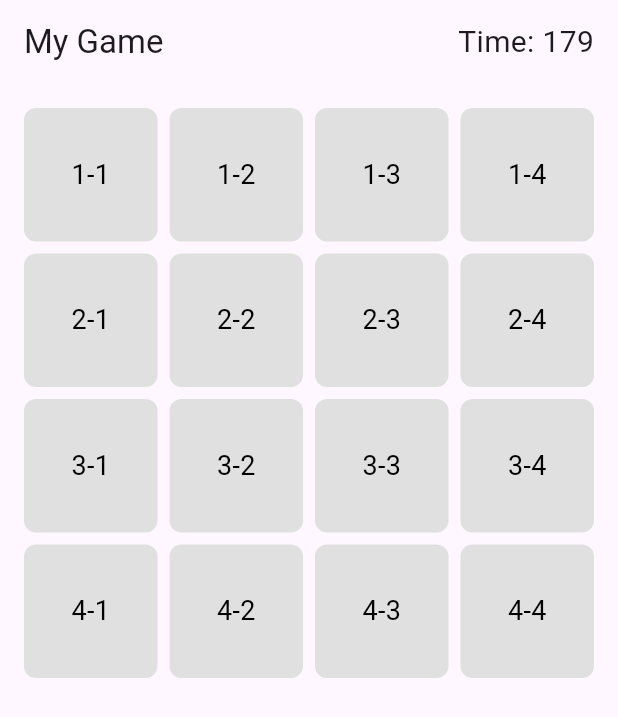
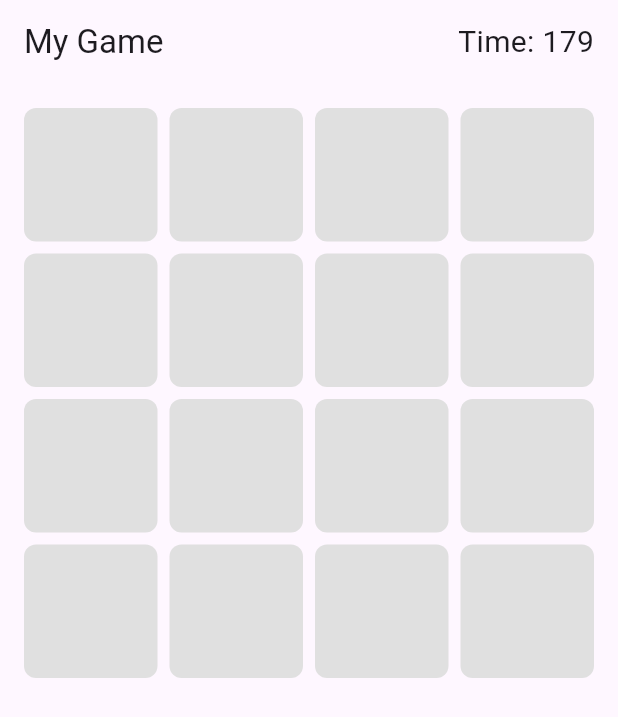
Before and after one commit to YummyFrog/mad_hw3, a Flutter app: the screen it shows after launch, after a tap on "Play", on a phone screen of 412 x 824 dp. Shown: the top 717 px of the screen. Run offline on Flutter 3.47's test engine with Material 3 defaults, Android fonts, the phone set to English and light mode, and no system bars.

Commit message:
final version

```diff
--- a/lib/main.dart
+++ b/lib/main.dart
@@ -23,30 +23,66 @@ class GameScreen extends StatefulWidget {
   _GameScreenState createState() => _GameScreenState();
 }
 
-class _GameScreenState extends State<GameScreen> {
+class _GameScreenState extends State<GameScreen> with TickerProviderStateMixin {
   bool _isTimerRunning = false;
   bool _isGameOver = false;
-  int _timerSeconds = 180; // 3 minutes in seconds
+  int _timerSeconds = 180;
   late Timer _timer;
-  List<List<bool>> _cards = List.generate(4, (_) => List.filled(4, false)); // 4x4 grid of cards
+  int _startTime = 0; // Track when the game started
+  int _finishTime = 0; // Track when the game finished
+
+  // List of card values (pairs of numbers)
+  List<int> _cardValues = [1, 1, 2, 2, 3, 3, 4, 4, 5, 5, 6, 6, 7, 7, 8, 8];
+  List<bool> _cardRevealed = List.filled(16, false); // Track if cards are revealed
+  List<bool> _cardMatched = List.filled(16, false); // Track if cards are matched
+  List<int> _selectedIndices = []; // Track currently selected card indices
+
+  // Animation controllers for each card
+  List<AnimationController> _controllers = [];
+  List<Animation<double>> _animations = [];
+
+  @override
+  void initState() {
+    super.initState();
+    _cardValues.shuffle(); // Shuffle the card values
+
+    for (int i = 0; i < 16; i++) {
+      _controllers.add(AnimationController(
+        vsync: this,
+        duration: Duration(milliseconds: 500), // Animation duration
+      ));
+
+      _animations.add(Tween(begin: 0.0, end: 1.0).animate(
+        CurvedAnimation(
+          parent: _controllers[i],
+          curve: Curves.easeInOut,
+        ),
+      ));
+    }
+  }
 
   void _startTimer() {
     setState(() {
       _isTimerRunning = true;
       _isGameOver = false;
-      _timerSeconds = 180; // Reset timer
-      _cards = List.generate(4, (_) => List.filled(4, false)); // Reset cards
+      _timerSeconds = 180;
+      _startTime = DateTime.now().millisecondsSinceEpoch;
+      _cardRevealed = List.filled(16, false); // Reset revealed cards
+      _cardMatched = List.filled(16, false); // Reset matched cards
+      _selectedIndices = [];
+      _cardValues.shuffle();
     });
 
     const oneSec = Duration(seconds: 1);
     _timer = Timer.periodic(
       oneSec,
       (Timer timer) {
-        if (_timerSeconds == 0 || _areAllCardsGreen()) {
+        if (_timerSeconds == 0 || _areAllCardsMatched()) {
           setState(() {
             timer.cancel();
             _isTimerRunning = false;
             _isGameOver = true;
+            _finishTime = DateTime.now().millisecondsSinceEpoch;
           });
         } else {
           setState(() {
@@ -64,38 +100,59 @@ class _GameScreenState extends State<GameScreen> {
     );
   }
 
-  bool _areAllCardsGreen() {
-    for (var row in _cards) {
-      if (row.contains(false)) {
-        return false;
-      }
-    }
-    return true;
+  bool _areAllCardsMatched() {
+    return !_cardMatched.contains(false);
   }
 
-  void _toggleCard(int row, int col) {
+  void _onCardPressed(int index) {
+    if (_selectedIndices.length == 2 || _cardRevealed[index] || _cardMatched[index]) {
+      return;
+    }
+
     setState(() {
-      _cards[row][col] = !_cards[row][col];
+      _cardRevealed[index] = true; // Reveal the card
+      _selectedIndices.add(index); // Add the card to the selected list
     });
 
-    // Check if all cards are green
-    if (_areAllCardsGreen()) {
-      _timer.cancel();
+    _controllers[index].reset();
+    _controllers[index].forward();
+
+    if (_selectedIndices.length == 2) {
+      // Check if the two selected cards match
+      if (_cardValues[_selectedIndices[0]] == _cardValues[_selectedIndices[1]]) {
+        // Match found
         setState(() {
-        _isTimerRunning = false;
-        _isGameOver = true;
+          _cardMatched[_selectedIndices[0]] = true;
+          _cardMatched[_selectedIndices[1]] = true;
         });
+        _selectedIndices.clear();
+      } else {
+        Future.delayed(Duration(milliseconds: 1000), () {
+          setState(() {
+            _cardRevealed[_selectedIndices[0]] = false;
+            _cardRevealed[_selectedIndices[1]] = false;
+            _selectedIndices.clear();
+          });
+          _controllers[_selectedIndices[0]].reverse();
+          _controllers[_selectedIndices[1]].reverse();
+        });
+      }
     }
   }
 
   @override
   void dispose() {
     _timer.cancel();
+    for (var controller in _controllers) {
+      controller.dispose();
+    }
     super.dispose();
   }
 
   @override
   Widget build(BuildContext context) {
+    int timeTaken = (_finishTime - _startTime) ~/ 1000;
+
     return Scaffold(
       appBar: AppBar(
         title: Text('My Game'),
@@ -120,8 +177,8 @@ class _GameScreenState extends State<GameScreen> {
               ElevatedButton(
                 onPressed: _startTimer,
                 style: ElevatedButton.styleFrom(
-                  padding: EdgeInsets.symmetric(horizontal: 40, vertical: 20), // Bigger button
-                  textStyle: TextStyle(fontSize: 24), // Bigger text
+                  padding: EdgeInsets.symmetric(horizontal: 40, vertical: 20),
+                  textStyle: TextStyle(fontSize: 24),
                 ),
                 child: Text('Play'),
               ),
@@ -136,21 +193,39 @@ class _GameScreenState extends State<GameScreen> {
                   ),
                   itemCount: 16,
                   itemBuilder: (context, index) {
-                    int row = index ~/ 4;
-                    int col = index % 4;
                     return GestureDetector(
-                      onTap: () => _toggleCard(row, col),
+                      onTap: () => _onCardPressed(index),
+                      child: AnimatedBuilder(
+                        animation: _animations[index],
+                        builder: (context, child) {
+                          return Transform(
+                            transform: Matrix4.identity()
+                              ..setEntry(3, 2, 0.001)
+                              ..rotateY(_animations[index].value * 3.14159),
+                            alignment: Alignment.center,
                             child: Container(
                               decoration: BoxDecoration(
-                          color: _cards[row][col] ? Colors.green : Colors.grey[300],
+                                color: _cardMatched[index]
+                                    ? Colors.green
+                                    : (_cardRevealed[index] ? Colors.orange : Colors.grey[300]),
                                 borderRadius: BorderRadius.circular(8),
                               ),
                               child: Center(
+                                child: _cardRevealed[index] || _cardMatched[index]
+                                    ? Transform(
+                                        transform: Matrix4.identity()
+                                          ..rotateY(_animations[index].value * 3.14159), // Counter-rotate the text
+                                        alignment: Alignment.center,
                                         child: Text(
-                            '${row + 1}-${col + 1}',
-                            style: TextStyle(fontSize: 18, color: Colors.black),
+                                          '${_cardValues[index]}',
+                                          style: TextStyle(fontSize: 24, color: Colors.black),
+                                        ),
+                                      )
+                                    : null,
                               ),
                             ),
+                          );
+                        },
                       ),
                     );
                   },
@@ -160,15 +235,17 @@ class _GameScreenState extends State<GameScreen> {
               Column(
                 children: [
                   Text(
-                    _areAllCardsGreen() ? 'You Win!' : 'Game Over!',
+                    _areAllCardsMatched()
+                        ? 'You finished in $timeTaken seconds!'
+                        : 'Game Over!',
                     style: TextStyle(fontSize: 32, fontWeight: FontWeight.bold),
                   ),
-                  SizedBox(height: 20), // Space between text and button
+                  SizedBox(height: 20),
                   ElevatedButton(
                     onPressed: _goToHomeScreen,
                     style: ElevatedButton.styleFrom(
-                      padding: EdgeInsets.symmetric(horizontal: 40, vertical: 20), // Bigger button
-                      textStyle: TextStyle(fontSize: 24), // Bigger text
+                      padding: EdgeInsets.symmetric(horizontal: 40, vertical: 20),
+                      textStyle: TextStyle(fontSize: 24),
                     ),
                     child: Text('Try Again'),
                   ),
```
Lines whose indentation alone changed are shown as unchanged.
